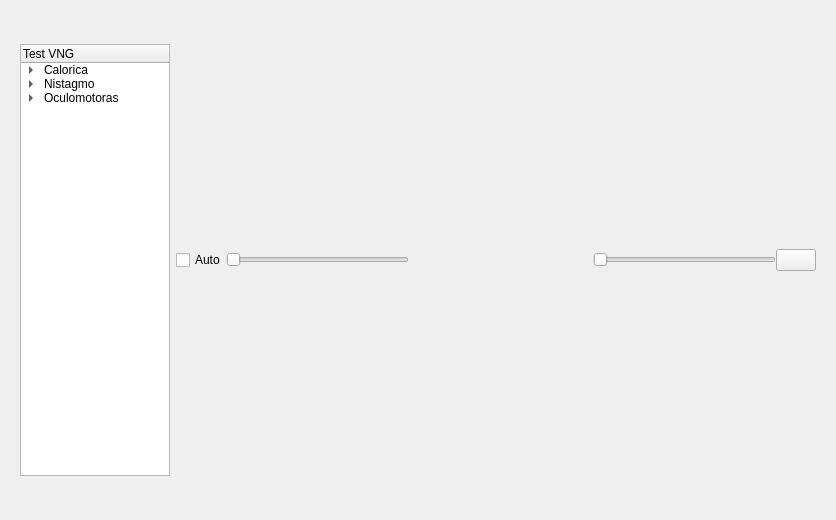
First picture: the form in src/main/python/UI/vng_ui.ui, repository Debaq/Fullaxis, before the edit.
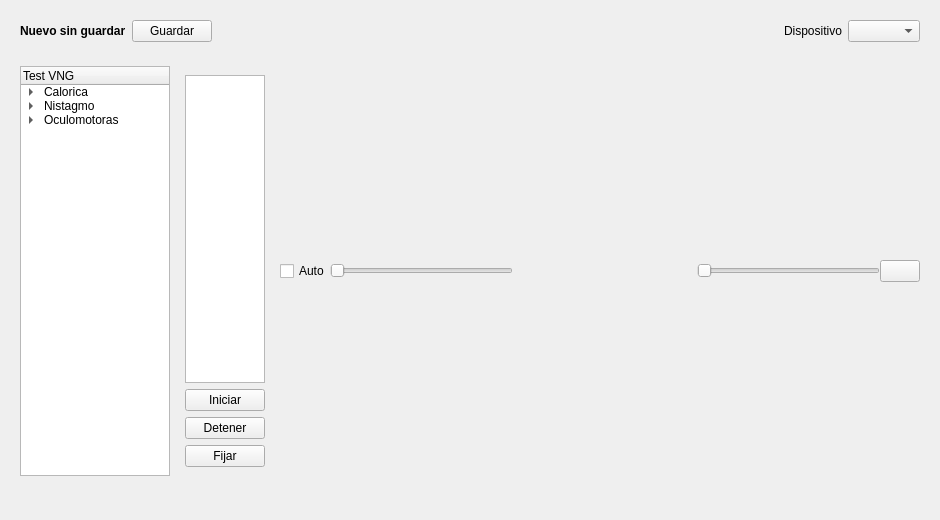
Second picture: the form after the edit.

```diff
--- a/src/main/python/UI/vng_ui.ui
+++ b/src/main/python/UI/vng_ui.ui
@@ -16,13 +16,81 @@
   <layout class="QVBoxLayout" name="verticalLayout">
    <item>
     <widget class="QFrame" name="horizontalFrame">
-     <layout class="QHBoxLayout" name="horizontalLayout"/>
+     <layout class="QHBoxLayout" name="horizontalLayout">
+      <item>
+       <widget class="QLabel" name="lbl_name_user">
+        <property name="font">
+         <font>
+          <bold>true</bold>
+         </font>
+        </property>
+        <property name="text">
+         <string>Nuevo sin guardar</string>
+        </property>
+       </widget>
+      </item>
+      <item>
+       <widget class="QPushButton" name="btn_save">
+        <property name="text">
+         <string>Guardar</string>
+        </property>
+       </widget>
+      </item>
+      <item>
+       <spacer name="horizontalSpacer_5">
+        <property name="orientation">
+         <enum>Qt::Horizontal</enum>
+        </property>
+        <property name="sizeHint" stdset="0">
+         <size>
+          <width>40</width>
+          <height>20</height>
+         </size>
+        </property>
+       </spacer>
+      </item>
+      <item>
+       <widget class="QLabel" name="lbl_test_name">
+        <property name="text">
+         <string/>
+        </property>
+       </widget>
+      </item>
+      <item>
+       <spacer name="horizontalSpacer_2">
+        <property name="orientation">
+         <enum>Qt::Horizontal</enum>
+        </property>
+        <property name="sizeHint" stdset="0">
+         <size>
+          <width>40</width>
+          <height>20</height>
+         </size>
+        </property>
+       </spacer>
+      </item>
+      <item>
+       <widget class="QLabel" name="label">
+        <property name="text">
+         <string>Dispositivo</string>
+        </property>
+       </widget>
+      </item>
+      <item>
+       <widget class="QComboBox" name="cb_hardware"/>
+      </item>
+     </layout>
     </widget>
    </item>
    <item>
     <widget class="QFrame" name="video_central_frame">
      <layout class="QHBoxLayout" name="video_central_layout">
       <item>
+       <layout class="QHBoxLayout" name="horizontalLayout_4">
+        <property name="leftMargin">
+         <number>0</number>
+        </property>
+        <item>
        <widget class="QTreeWidget" name="treeWidget">
         <property name="sizePolicy">
          <sizepolicy hsizetype="Fixed" vsizetype="Expanding">
@@ -100,6 +168,64 @@
        </widget>
       </item>
       <item>
+         <widget class="QFrame" name="verticalFrame">
+          <property name="minimumSize">
+           <size>
+            <width>0</width>
+            <height>0</height>
+           </size>
+          </property>
+          <layout class="QVBoxLayout" name="verticalLayout_3">
+           <item>
+            <widget class="QTextEdit" name="textEdit"/>
+           </item>
+           <item>
+            <layout class="QVBoxLayout" name="verticalLayout_4">
+             <property name="topMargin">
+              <number>0</number>
+             </property>
+             <item>
+              <widget class="QPushButton" name="btn_play">
+               <property name="text">
+                <string>Iniciar</string>
+               </property>
+              </widget>
+             </item>
+             <item>
+              <widget class="QPushButton" name="btn_stop">
+               <property name="text">
+                <string>Detener</string>
+               </property>
+              </widget>
+             </item>
+             <item>
+              <widget class="QPushButton" name="btn_fix">
+               <property name="text">
+                <string>Fijar</string>
+               </property>
+              </widget>
+             </item>
+            </layout>
+           </item>
+          </layout>
+         </widget>
+        </item>
+       </layout>
+      </item>
+      <item>
+       <spacer name="horizontalSpacer_3">
+        <property name="orientation">
+         <enum>Qt::Horizontal</enum>
+        </property>
+        <property name="sizeHint" stdset="0">
+         <size>
+          <width>40</width>
+          <height>20</height>
+         </size>
+        </property>
+       </spacer>
+      </item>
+      <item>
        <widget class="QFrame" name="video_frame">
         <property name="minimumSize">
          <size>
@@ -201,6 +327,19 @@
         </layout>
        </widget>
       </item>
+      <item>
+       <spacer name="horizontalSpacer_4">
+        <property name="orientation">
+         <enum>Qt::Horizontal</enum>
+        </property>
+        <property name="sizeHint" stdset="0">
+         <size>
+          <width>40</width>
+          <height>20</height>
+         </size>
+        </property>
+       </spacer>
+      </item>
      </layout>
     </widget>
    </item>
```
Left out of the diff: 8 changed lines with no effect on the pictures. Lines whose indentation alone changed are shown as unchanged.
